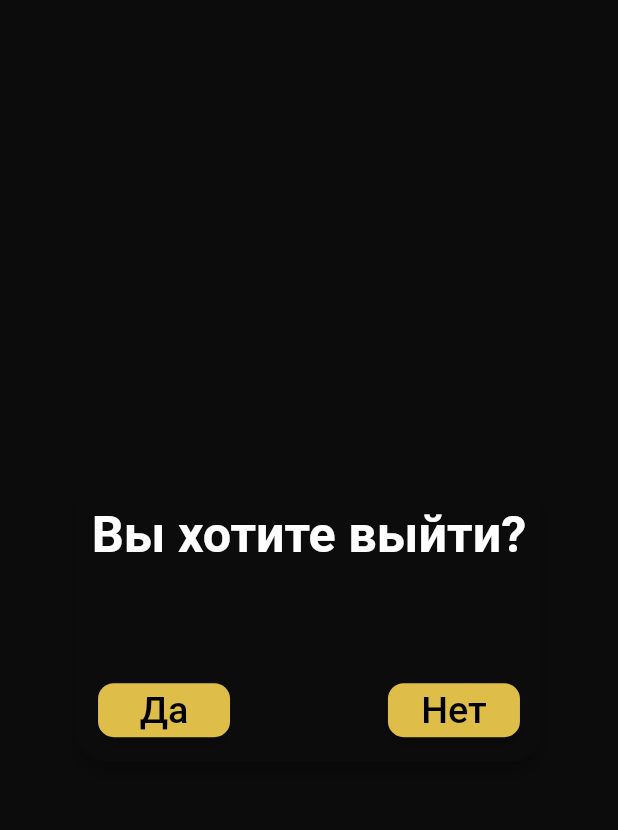
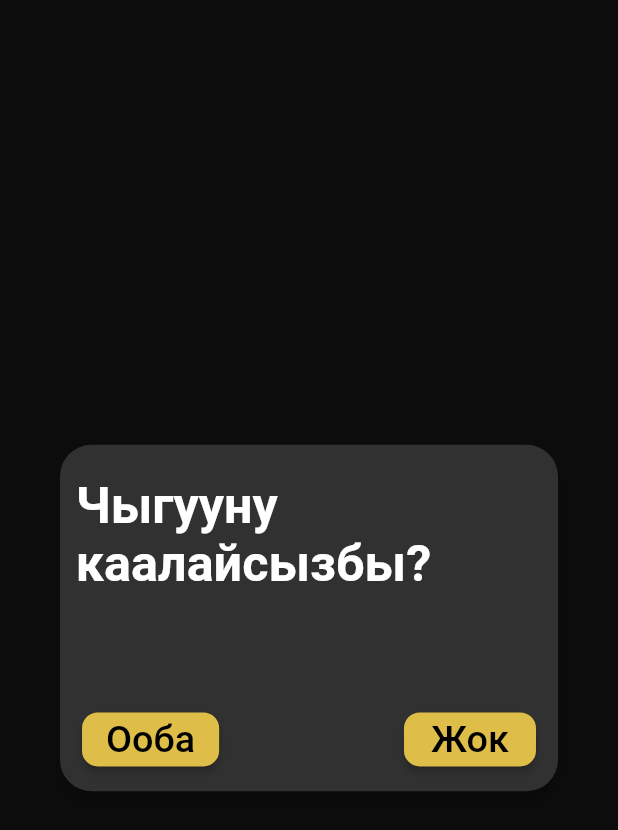
Before and after one commit to codeACDC/dissertation_work, a Flutter app: the ExitWidget widget shown alone on an empty page, opened directly, on a phone screen of 412 x 824 dp. Shown: the top 830 px of the screen. Run offline on Flutter 3.47's test engine with Material 2 defaults, Android fonts, the phone set to English and light mode, and no system bars; our stand-ins replace animated_text_kit, bloc, cached_network_image, carousel_slider, cloud_firestore, confetti and 7 more; accounts and stored records are empty.

Commit message:
pre_competition_finished_5

```diff
--- a/lib/constants/methods/methods.dart
+++ b/lib/constants/methods/methods.dart
@@ -244,7 +244,7 @@ void showCongratulation({
             return SizedBox(
                 height: giveH(size: 50, mh: mh),
                 child: flexTextWidget(
-                    text: 'Правильно!',
+                    text: 'Туура!',
                     fontSize: giveH(size: 20, mh: mh),
                     color: Colors.white));
           }),
--- a/lib/pages/achievement_page/achievement_page.dart
+++ b/lib/pages/achievement_page/achievement_page.dart
@@ -49,12 +49,12 @@ class AchievementPage extends StatelessWidget {
                       actions: [
                         AlertButtonWidget(
                           mh: mh,
-                          text: 'ооба',
+                          text: 'Ооба',
                           onPressed: deleteAllData,
                         ),
                         AlertButtonWidget(
                           mh: mh,
-                          text: 'жок',
+                          text: 'Жок',
                           onPressed: (){},
                         )
                       ],
@@ -73,7 +73,7 @@ class AchievementPage extends StatelessWidget {
                 bottomRight: Radius.circular(giveH(size: 10, mh: mh)),
                 bottomLeft: Radius.circular(giveH(size: 10, mh: mh)))),
         title: flexTextWidget(
-          text: 'Достижения',
+          text: 'Жетишкендиктер',
           fontSize: 25,
           fontWeight: FontWeight.w600,
           color: Colors.white,
@@ -106,7 +106,7 @@ class AchievementPage extends StatelessWidget {
                         if (box.values.isEmpty) {
                           return Center(
                             child: flexTextWidget(
-                              text: 'Нет разгаданных слов!',
+                              text: 'Ачылган сөздөр жок!',
                               fontSize: giveH(size: 15, mh: freeMh),
                               fontWeight: FontWeight.w600,
                               color: Colors.white,
--- a/lib/pages/hint_page/hint_page.dart
+++ b/lib/pages/hint_page/hint_page.dart
@@ -17,7 +17,7 @@ class HintPage extends StatelessWidget {
       backgroundColor: ConstColor.blackBoard0C,
       appBar: AppBar(
         title: flexTextWidget(
-          text: 'Подсказки',
+          text: 'Кеңешмелер',
           fontSize: 25,
           fontWeight: FontWeight.w600,
           color: Colors.white,
--- a/lib/pages/main_page/drawer/exit_widget.dart
+++ b/lib/pages/main_page/drawer/exit_widget.dart
@@ -20,16 +20,20 @@ static const String id = 'exit';
           bottom: giveH(size: 30, mh: mh),
           right: giveW(size: 10, mw: mw),
           left: giveW(size: 10, mw: mw)),
-      title: flexTextWidget(
-          text: 'Вы хотите выйти?',
-          fontSize: giveH(size: 16, mh: mh),
-          fontWeight: FontWeight.w600,
-          color: Colors.white),
+      title: Wrap(
+        children: [
+          Text('Чыгууну каалайсызбы?',
+          style:TextStyle(fontSize: giveH(size: 16, mh: mh),
+              fontWeight: FontWeight.w600,
+              color: Colors.white),
+          ),
+        ],
+      ),
       alignment: Alignment.center,
       shape: RoundedRectangleBorder(
           borderRadius: BorderRadius.circular(giveH(size: 10, mh: mh))),
       elevation: giveH(size: 2, mh: mh),
-      backgroundColor: ConstColor.blackBoard0C,
+      backgroundColor: ConstColor.greyBoard31,
       actionsPadding: EdgeInsets.symmetric(horizontal: giveW(size: 14, mw: mw), vertical: giveH(size: 5, mh: mh)),
       actions: [
         MaterialButton(
@@ -62,7 +66,7 @@ static const String id = 'exit';
           elevation: giveH(size: 1, mh: mh),
           shape: RoundedRectangleBorder(
               borderRadius: BorderRadius.circular(giveH(size: 5, mh: mh))),
-          child: flexTextWidget(text: 'Да', fontSize: giveH(size: 12, mh: mh), fontWeight: FontWeight.w500,),
+          child: flexTextWidget(text: 'Ооба', fontSize: giveH(size: 12, mh: mh), fontWeight: FontWeight.w500,),
         ),
         MaterialButton(
           onPressed: () {
@@ -72,7 +76,7 @@ static const String id = 'exit';
           elevation: giveH(size: 1, mh: mh),
           shape: RoundedRectangleBorder(
               borderRadius: BorderRadius.circular(giveH(size: 5, mh: mh))),
-          child: flexTextWidget(text: 'Нет', fontSize: giveH(size: 12, mh: mh), fontWeight: FontWeight.w500,),
+          child: flexTextWidget(text: 'Жок', fontSize: giveH(size: 12, mh: mh), fontWeight: FontWeight.w500,),
         ),
       ],
       actionsAlignment: MainAxisAlignment.spaceBetween,
--- a/lib/pages/main_page/drawer/main_page_drawer.dart
+++ b/lib/pages/main_page/drawer/main_page_drawer.dart
@@ -15,17 +15,17 @@ class MainPageDrawer extends StatelessWidget {
 
   final List<DrawerListTileModel> tileModelList = const [
     DrawerListTileModel(
-      title: 'Главное меню',
+      title: 'Башкы меню',
       leadingIcon: Icons.home,
       routeId: StartPage.id,
     ),
     DrawerListTileModel(
-      title: 'Подсказки',
+      title: 'Кеңешмелер',
       leadingIcon: Icons.help_outline,
       routeId: HintPage.id,
     ),
     DrawerListTileModel(
-      title: 'Выход',
+      title: 'Чыгуу',
       leadingIcon: Icons.exit_to_app,
       routeId: ExitWidget.id,
     )
--- a/lib/pages/main_page/main_page_body/main_page_body_view.dart
+++ b/lib/pages/main_page/main_page_body/main_page_body_view.dart
@@ -192,7 +192,7 @@ class _MainPageBodyState extends State<MainPageBody> {
                                                 color: Colors.white,
                                               ),
                                               flexTextWidget(
-                                                  text: '  Повторить',
+                                                  text: '  Кайталоо',
                                                   color: Colors.white,
                                                   fontSize: 12,
                                                   fontWeight: FontWeight.w400)
--- a/lib/pages/page_of_translation/translation_page.dart
+++ b/lib/pages/page_of_translation/translation_page.dart
@@ -54,7 +54,7 @@ class _TranslationPageState extends State<TranslationPage> {
                       bottomLeft: Radius.circular(giveH(size: 10, mh: mh)),
                       bottomRight: Radius.circular(giveH(size: 10, mh: mh)))),
               title: Text(
-                  'Слово ${keyWord.replaceFirst(keyWord[0], keyWord[0].toUpperCase())}'),
+                  'Сөз: ${keyWord.replaceFirst(keyWord[0], keyWord[0].toUpperCase())}'),
               backgroundColor: Colors.deepPurple[800],
             ),
             body: SafeArea(
--- a/lib/pages/page_of_translation/translation_page_body/translation_page_body.dart
+++ b/lib/pages/page_of_translation/translation_page_body/translation_page_body.dart
@@ -118,7 +118,7 @@ class _TranslationPageBodyState extends State<TranslationPageBody> {
                         mainAxisSize: MainAxisSize.min,
                         children: [
                           flexTextWidget(
-                            text: 'Словарь',
+                            text: 'Сөздук',
                             fontSize: giveH(size: 20, mh: mh),
                             fontWeight: FontWeight.w600,
                             color: Colors.white,
```
Also changed, not shown: lib/pages/hint_page/hint_page_body.dart (+7 -6 lines), lib/pages/start_page/start_page_body.dart (+6 -6 lines).
